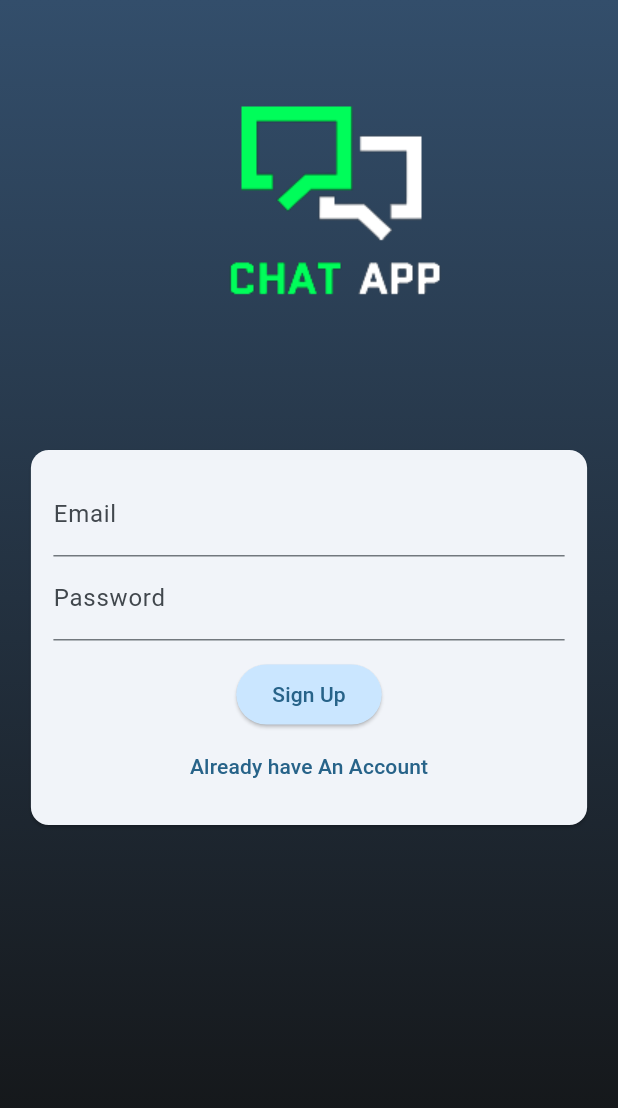
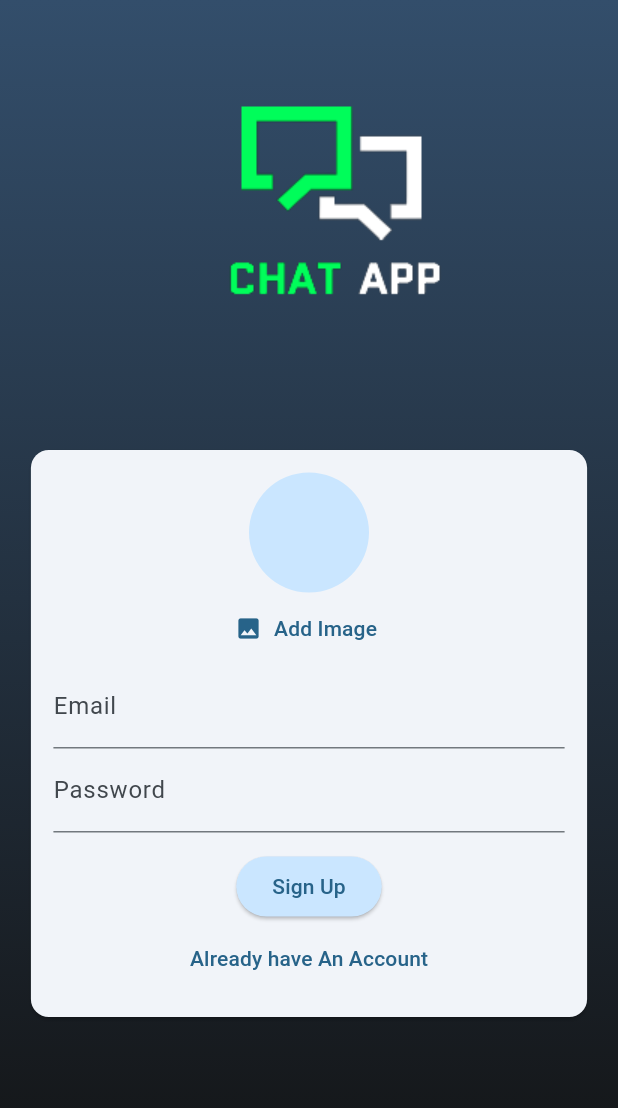
Before and after one commit to mohit-01-code/Udemy-flutter-projects, a Flutter app: the screen it shows after launch, after a tap on "Login Now", after a tap on "Create An Account", on a phone screen of 412 x 824 dp. Shown: the top 1108 px of the screen. Run offline on Flutter 3.47's test engine with Material 2 defaults, Android fonts, the phone set to English and light mode, and no system bars; our stand-ins replace firebase_auth, firebase_core, flutter_riverpod, fluttertoast, google_fonts, google_maps_flutter and 6 more; accounts and stored records are empty.

Commit message:
Picking & preview image from gallery

```diff
--- a/flutter_chat_app/lib/screen/auth_screen.dart
+++ b/flutter_chat_app/lib/screen/auth_screen.dart
@@ -3,6 +3,7 @@ import 'dart:developer';
 import 'package:firebase_auth/firebase_auth.dart';
 import 'package:flutter/material.dart';
 import 'package:flutter_chat_app/screen/chat_screen.dart';
+import 'package:flutter_chat_app/widget/user_image_picker.dart';
 import 'package:fluttertoast/fluttertoast.dart';
 
 import '../main.dart';
@@ -51,6 +52,7 @@ class _AuthScreenState extends State<AuthScreen> {
                     child: Column(
                       mainAxisSize: MainAxisSize.min,
                       children: [
+                        if (!isLoginMode) const UserImagePicker(),
                         TextFormField(
                           decoration: const InputDecoration(
                             labelText: "Email",
--- /dev/null
+++ b/flutter_chat_app/lib/widget/user_image_picker.dart
@@ -0,0 +1,43 @@
+import 'dart:io';
+
+import 'package:flutter/material.dart';
+import 'package:image_picker/image_picker.dart';
+
+class UserImagePicker extends StatefulWidget {
+  const UserImagePicker({super.key});
+
+  @override
+  State<UserImagePicker> createState() => _UserImagePickerState();
+}
+
+class _UserImagePickerState extends State<UserImagePicker> {
+  File? _pickedImageFile;
+  @override
+  Widget build(BuildContext context) {
+    return Column(
+      children: [
+        CircleAvatar(
+          radius: 40,
+          foregroundImage:
+              (_pickedImageFile == null) ? null : FileImage(_pickedImageFile!),
+        ),
+        TextButton.icon(
+            onPressed: _pickImage,
+            icon: const Icon(Icons.image),
+            label: const Text("Add Image")),
+      ],
+    );
+  }
+
+  void _pickImage() async {
+    final XFile? pickedImage = await ImagePicker().pickImage(
+      source: ImageSource.gallery,
+      imageQuality: 50,
+      maxWidth: 150,
+    );
+    if (pickedImage == null) return;
+    setState(() {
+      _pickedImageFile = File(pickedImage.path);
+    });
+  }
+}
--- a/flutter_chat_app/pubspec.yaml
+++ b/flutter_chat_app/pubspec.yaml
@@ -38,6 +38,8 @@ dependencies:
   firebase_core: ^2.14.0
   firebase_auth: ^4.6.3
   fluttertoast: ^8.2.2
+  firebase_storage: ^11.2.3
+  image_picker: ^0.8.9
 
 dev_dependencies:
   flutter_test:
```
Also changed, not shown: flutter_chat_app/lib/utils/toast_util.dart (added, +14 -0 lines), flutter_chat_app/pubspec.lock, 2 other files.
